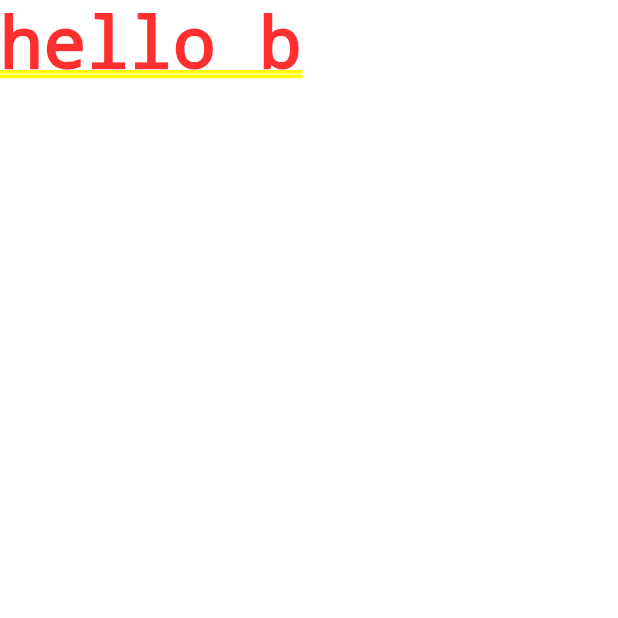
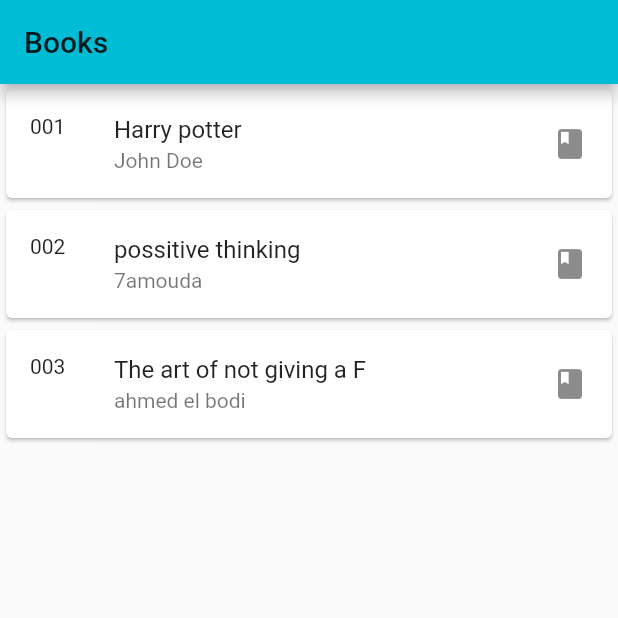
Before and after one commit to 0x4bd0/flutter_bloc_-pattern, a Flutter app: the screen it shows after launch, on a phone screen of 412 x 824 dp, the top half of it. Run offline on Flutter 3.47's test engine with Material 2 defaults, Android fonts, the phone set to English and light mode, and no system bars.

Commit message:
setupd home page

```diff
--- a/lib/book_block.dart
+++ b/lib/book_bloc.dart
@@ -1,7 +1,7 @@
 import 'dart:async';
 import 'book.dart';
 
-class BookBlock {
+class BookBloc {
 
   List<Book> _booksList = [
     Book("001","Harry potter","John Doe",1),
@@ -67,13 +67,13 @@ class BookBlock {
    }
 
   // constructor
-  BookBlock(){
+  BookBloc(){
 
     _booksListStreamController.add(_booksList);
 
-    _rankUpBookStreamController.stream.listen(_rankUp);
+ //   _rankUpBookStreamController.stream.listen(_rankUp);
 
-    _rankDownBookStreamController.stream.listen(_rankDown);
+ //   _rankDownBookStreamController.stream.listen(_rankDown);
 
   }
 
--- a/lib/home.dart
+++ b/lib/home.dart
@@ -1,4 +1,6 @@
 import 'package:flutter/material.dart';
+import 'package:flutter_bloc/book.dart';
+import 'package:flutter_bloc/book_bloc.dart';
 
 
 class HomePage extends StatefulWidget {
@@ -9,10 +11,42 @@ class HomePage extends StatefulWidget {
 }
 
 class _HomePageState extends State<HomePage> {
+
+  final BookBloc _bookBloc = BookBloc();
+
+
+  @override
+  void dispose(){
+  _bookBloc.dispose();
+  super.dispose();
+  }
+
   @override
   Widget build(BuildContext context) {
-    return Container(
-       child: Text('hello b'),
+    return Scaffold(
+       appBar: AppBar(
+         title: Text('Books'),
+       ),
+       body : Container(
+         child : StreamBuilder<List<Book>>(
+           stream : _bookBloc.booksListStream,
+           builder : (BuildContext context, AsyncSnapshot<List<Book>> snapshot){
+             return ListView.builder(
+               itemCount: snapshot.data.length,
+               itemBuilder: (context, index){
+                  return     Card(
+                    child: ListTile(
+                      leading: Text("${snapshot.data[index].id}"),
+                      title: Text("${snapshot.data[index].title}"),
+                      subtitle: Text("${snapshot.data[index].author}"),
+                      trailing: Icon(Icons.book),
+                    ),
+                  );
+               },
+             );
+           }
+         ),
+       )
     );
   }
 }
```
